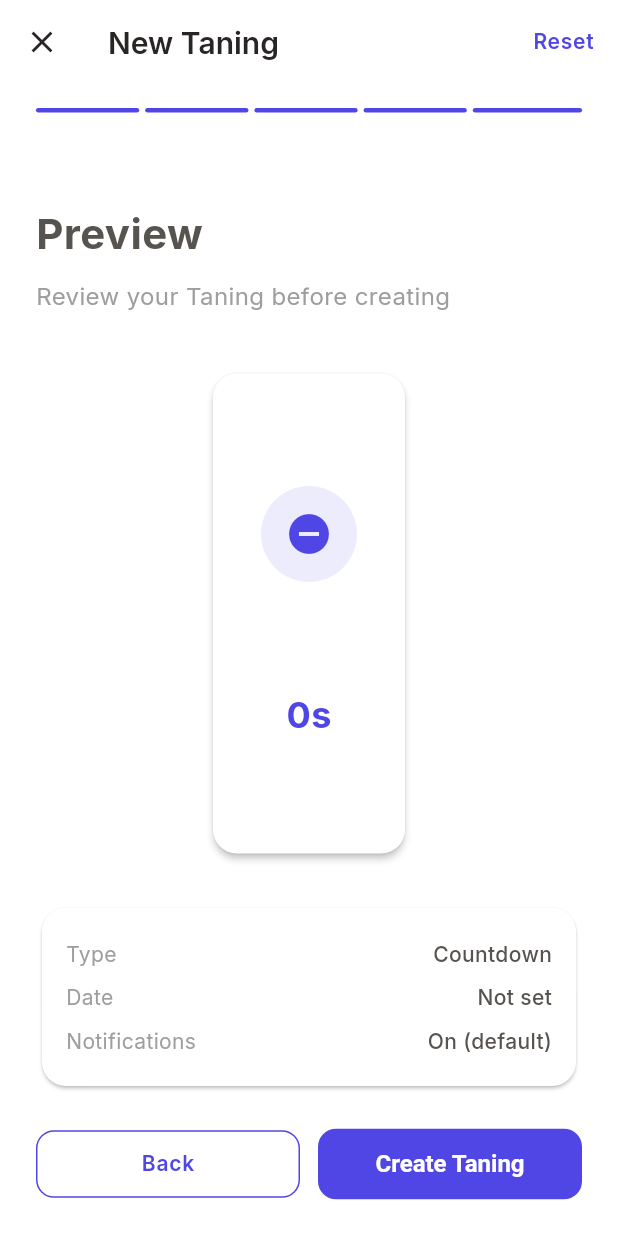
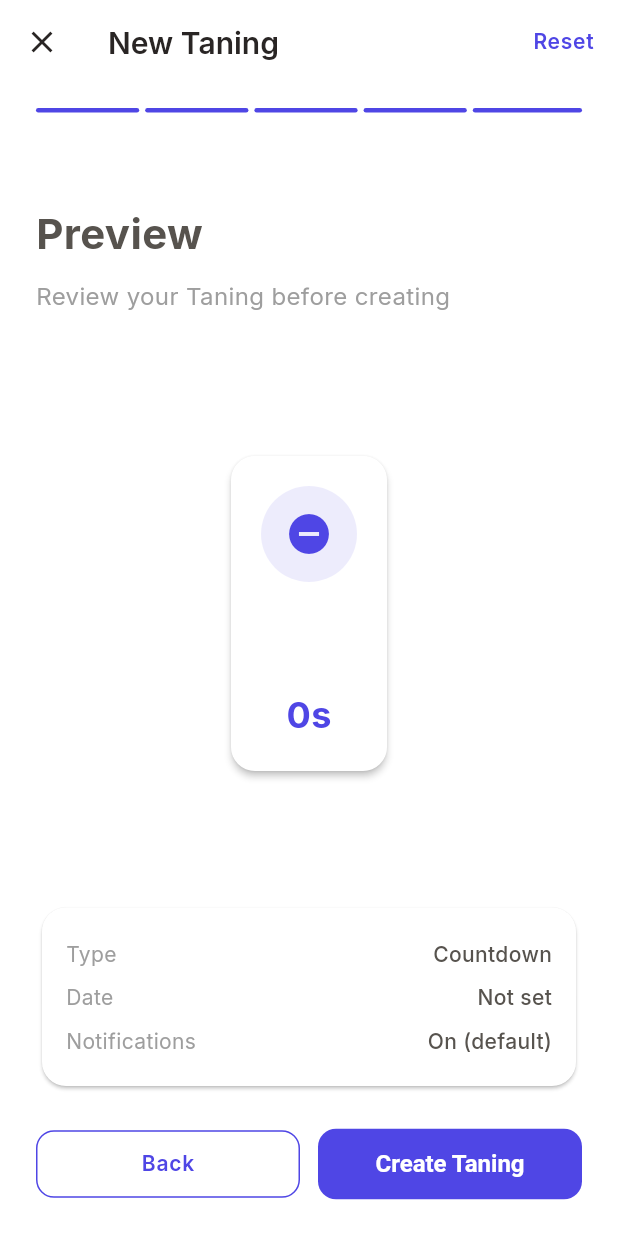
Before and after one commit to pnhbabagonio/taning-app, a Flutter app: the CreateScreen screen opened by its route, swiped to page 5, on a phone screen of 412 x 824 dp. Run offline on Flutter 3.47's test engine with Material 3 defaults, Android fonts, the phone set to English and light mode, and no system bars; our stand-ins replace drift, firebase_analytics, flutter_local_notifications, flutter_riverpod, freezed_annotation, go_router and 4 more; missing offline and left inert: workmanager; accounts and stored records are empty; generated files the repository leaves out were written again; statements that could not run were skipped.

Commit message:
fix(ui): improve focus view mode layout
- Add padding and max width constraint to focus card
- Center the card properly with proper spacing
- Prevent card from stretching full screen
- Maintain consistent card styling across view modes

```diff
--- a/lib/features/tanings/presentation/screens/home_screen.dart
+++ b/lib/features/tanings/presentation/screens/home_screen.dart
@@ -1,3 +1,4 @@
+//lib\features\tanings\presentation\screens\home_screen.dart
 import 'package:flutter/material.dart';
 import 'package:flutter_riverpod/flutter_riverpod.dart';
 import 'package:go_router/go_router.dart';
--- a/lib/features/tanings/presentation/widgets/taning_card.dart
+++ b/lib/features/tanings/presentation/widgets/taning_card.dart
@@ -396,8 +396,12 @@
   @override
   Widget build(BuildContext context) {
     return Container(
-      padding: const EdgeInsets.all(32),
+      padding: const EdgeInsets.all(20),
+      child: FittedBox(
+        fit: BoxFit.scaleDown,
+        alignment: Alignment.center,
         child: Column(
+          mainAxisSize: MainAxisSize.min,
           mainAxisAlignment: MainAxisAlignment.center,
           children: [
             Container(
@@ -416,6 +420,8 @@
                 fontWeight: FontWeight.w600,
               ),
               textAlign: TextAlign.center,
+              maxLines: 2,
+              overflow: TextOverflow.ellipsis,
             ),
             const SizedBox(height: 24),
             CountdownDisplay(
@@ -423,7 +429,8 @@
               style: CountdownStyle.full,
               color: color,
               isOverdue: state.isOverdue,
-            isFinished: state.isFinished || state.status == CountdownStatus.ended,
+              isFinished:
+                  state.isFinished || state.status == CountdownStatus.ended,
             ),
             if (state.targetDate != null) ...[
               const SizedBox(height: 8),
@@ -453,6 +460,7 @@
               ),
             ],
           ],
+        ),
       ),
     );
   }
```
Also changed, not shown: lib/features/tanings/presentation/widgets/taning_list.dart (+34 -14 lines), 1 other file. Lines whose indentation alone changed are shown as unchanged.
